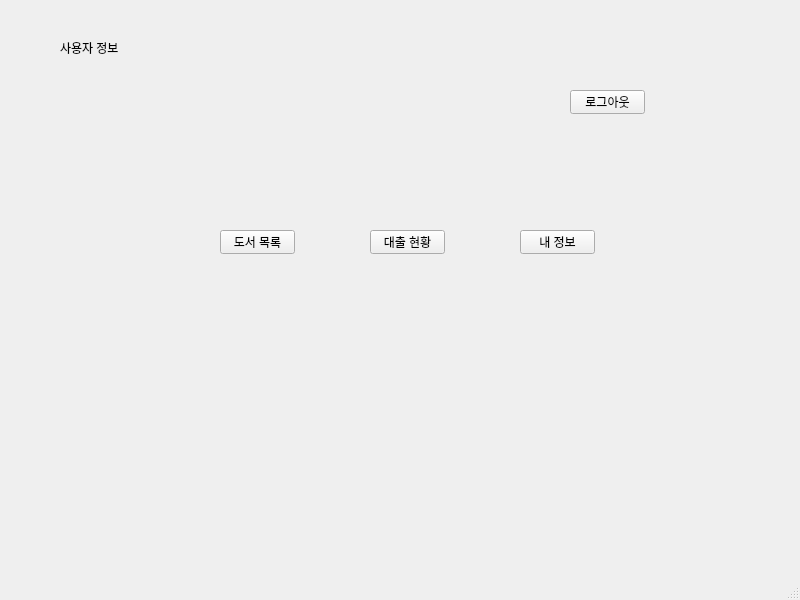
First picture: the form in uis/main_window_general.ui, repository DaeyeongCho/DataBaseLectureProject, before the edit.
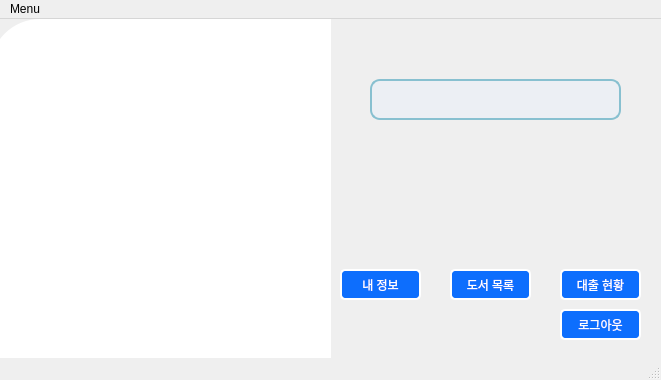
Second picture: the form after the edit. Icons and pictures are not drawn.

What changed in the file:
```diff
--- a/uis/main_window_general.ui
+++ b/uis/main_window_general.ui
@@ -6,23 +6,104 @@
    <rect>
     <x>0</x>
     <y>0</y>
-    <width>800</width>
-    <height>600</height>
+    <width>661</width>
+    <height>380</height>
    </rect>
   </property>
   <property name="windowTitle">
    <string>MainWindow</string>
   </property>
   <widget class="QWidget" name="centralwidget">
+   <widget class="QFrame" name="frame">
+    <property name="geometry">
+     <rect>
+      <x>0</x>
+      <y>0</y>
+      <width>661</width>
+      <height>341</height>
+     </rect>
+    </property>
+    <property name="styleSheet">
+     <string notr="true">border-top-left-radius:50px;
+</string>
+    </property>
+    <property name="frameShape">
+     <enum>QFrame::StyledPanel</enum>
+    </property>
+    <property name="frameShadow">
+     <enum>QFrame::Raised</enum>
+    </property>
+    <widget class="QLabel" name="label">
+     <property name="geometry">
+      <rect>
+       <x>-10</x>
+       <y>0</y>
+       <width>341</width>
+       <height>341</height>
+      </rect>
+     </property>
+     <property name="styleSheet">
+      <string notr="true">background-color : white;
+border-image : url(C:/Users/jdy08/Visual Studio Code/DataBaseLectureProject/uis/book.png);
+border-top-left-radius:50px;
+</string>
+     </property>
+     <property name="text">
+      <string/>
+     </property>
+    </widget>
+    <widget class="QPushButton" name="pushButtonMyInfo">
+     <property name="geometry">
+      <rect>
+       <x>340</x>
+       <y>250</y>
+       <width>81</width>
+       <height>31</height>
+      </rect>
+     </property>
+     <property name="styleSheet">
+      <string notr="true">QPushButton{
+	background-color:#0d6efd;
+	border:2px solid #fff;
+	color:#fff;
+	border-radius:5px;
+	padding:6px;
+}
+
+QPushButton:hover,
+QPushButton:clicked{
+	background-color: #0b5ed7;
+	border:2px solid #9ac3fe;
+}</string>
+     </property>
+     <property name="text">
+      <string>내 정보</string>
+     </property>
+    </widget>
    <widget class="QPushButton" name="pushButtonBookList">
     <property name="geometry">
      <rect>
-      <x>220</x>
-      <y>230</y>
-      <width>75</width>
-      <height>24</height>
-     </rect>
-    </property>
+       <x>450</x>
+       <y>250</y>
+       <width>81</width>
+       <height>31</height>
+      </rect>
+     </property>
+     <property name="styleSheet">
+      <string notr="true">QPushButton{
+	background-color:#0d6efd;
+	border:2px solid #fff;
+	color:#fff;
+	border-radius:5px;
+	padding:6px;
+}
+
+QPushButton:hover,
+QPushButton:clicked{
+	background-color: #0b5ed7;
+	border:2px solid #9ac3fe;
+}</string>
+     </property>
     <property name="text">
      <string>도서 목록</string>
     </property>
@@ -30,54 +111,83 @@
    <widget class="QPushButton" name="pushButtonLoanStatus">
     <property name="geometry">
      <rect>
-      <x>370</x>
-      <y>230</y>
-      <width>75</width>
-      <height>24</height>
-     </rect>
-    </property>
+       <x>560</x>
+       <y>250</y>
+       <width>81</width>
+       <height>31</height>
+      </rect>
+     </property>
+     <property name="styleSheet">
+      <string notr="true">QPushButton{
+	background-color:#0d6efd;
+	border:2px solid #fff;
+	color:#fff;
+	border-radius:5px;
+	padding:6px;
+}
+
+QPushButton:hover,
+QPushButton:clicked{
+	background-color: #0b5ed7;
+	border:2px solid #9ac3fe;
+}</string>
+     </property>
     <property name="text">
      <string>대출 현황</string>
     </property>
    </widget>
-   <widget class="QPushButton" name="pushButtonMyInfo">
-    <property name="geometry">
-     <rect>
-      <x>520</x>
-      <y>230</y>
-      <width>75</width>
-      <height>24</height>
-     </rect>
-    </property>
-    <property name="text">
-     <string>내 정보</string>
-    </property>
-   </widget>
    <widget class="QPushButton" name="pushButtonLogOut">
     <property name="geometry">
      <rect>
-      <x>570</x>
-      <y>90</y>
-      <width>75</width>
-      <height>24</height>
-     </rect>
-    </property>
+       <x>560</x>
+       <y>290</y>
+       <width>81</width>
+       <height>31</height>
+      </rect>
+     </property>
+     <property name="styleSheet">
+      <string notr="true">QPushButton{
+	background-color:#0d6efd;
+	border:2px solid #fff;
+	color:#fff;
+	border-radius:5px;
+	padding:6px;
+}
+
+QPushButton:hover,
+QPushButton:clicked{
+	background-color: #0b5ed7;
+	border:2px solid #9ac3fe;
+}</string>
+     </property>
     <property name="text">
      <string>로그아웃</string>
     </property>
    </widget>
-   <widget class="QLabel" name="labelUserInfo">
+    <widget class="QLabel" name="labelUserHello">
     <property name="geometry">
      <rect>
-      <x>60</x>
-      <y>40</y>
-      <width>641</width>
-      <height>16</height>
-     </rect>
-    </property>
+       <x>370</x>
+       <y>60</y>
+       <width>251</width>
+       <height>41</height>
+      </rect>
+     </property>
+     <property name="styleSheet">
+      <string notr="true">color: #2E3440; /* 글자색 */
+font-family: 'Arial'; /* 글꼴 */
+font-size: 12pt; /* 글자 크기 */
+font-weight: bold; /* 글자 굵기 */
+text-align: center; /* 텍스트 정렬 */
+background-color: #ECEFF4; /* 배경색 */
+padding: 5px; /* 패딩 */
+border-radius: 10px; /* 테두리 둥글게 */
+border: 2px solid #88C0D0; /* 테두리 색과 굵기 */</string>
+     </property>
     <property name="text">
-     <string>사용자 정보</string>
-    </property>
+      <string/>
+     </property>
+    </widget>
    </widget>
   </widget>
   <widget class="QMenuBar" name="menubar">
@@ -85,10 +195,17 @@
     <rect>
      <x>0</x>
      <y>0</y>
-     <width>800</width>
+     <width>661</width>
      <height>22</height>
     </rect>
    </property>
+   <widget class="QMenu" name="menuMenu">
+    <property name="title">
+     <string>Menu</string>
+    </property>
+    <addaction name="separator"/>
+   </widget>
+   <addaction name="menuMenu"/>
   </widget>
   <widget class="QStatusBar" name="statusbar"/>
  </widget>
```
Lines whose indentation alone changed are shown as unchanged.
